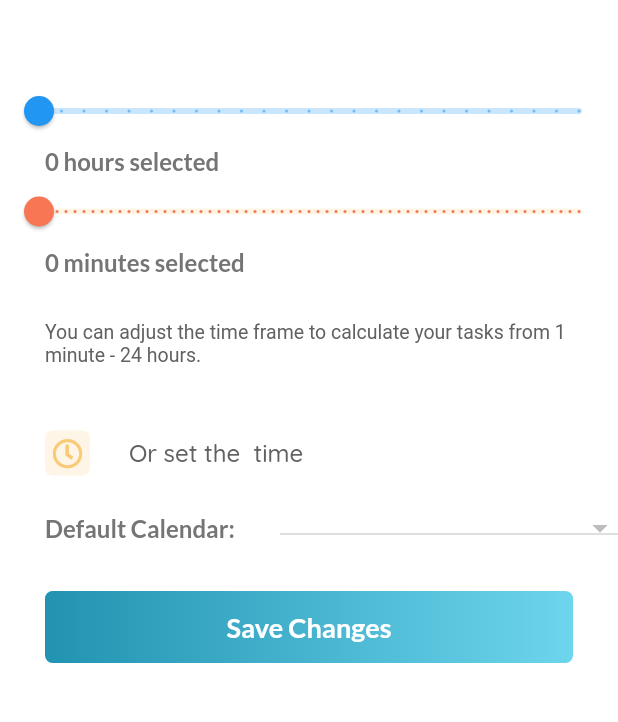
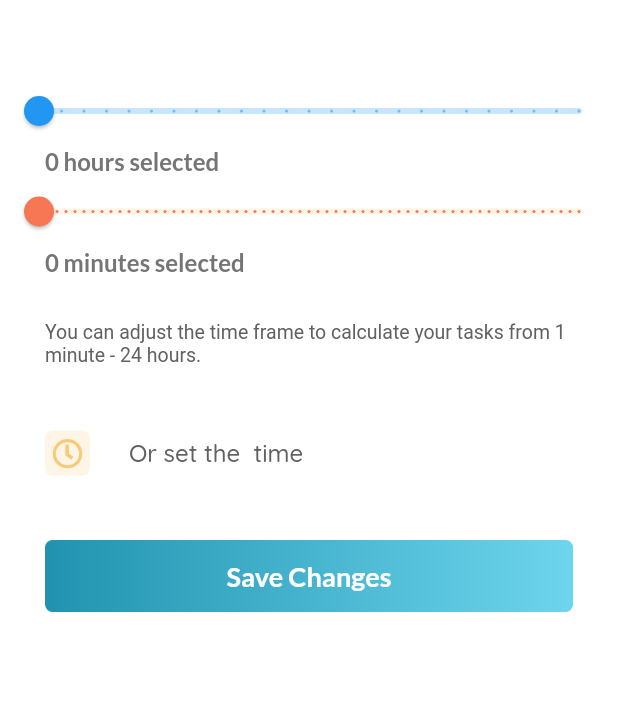
Before and after one commit to amrbadr12/time_tasker_flutter, a Flutter app: the SettingsScreen screen opened directly, on a phone screen of 412 x 824 dp, the part 141-863 px from its top. Run offline on Flutter 3.47's test engine with Material 2 defaults, Android fonts, the phone set to English and light mode, and no system bars; our stand-ins replace expandable, flushbar, font_awesome_flutter, google_fonts, introduction_screen, jiffy and 4 more; missing offline and left inert: add_2_calendar, autocomplete_textfield, device_calendar, social_share; accounts and stored records are empty.

Commit message:
-Fixed a bug where less than 1 hour time balances doesn't calculate properly. -Whatsapp sharing. -Disabled the calendar sync for now.

```diff
--- a/lib/providers/home_screen_provider.dart
+++ b/lib/providers/home_screen_provider.dart
@@ -42,8 +42,8 @@ class HomeScreenProvider with ChangeNotifier {
     _onTasksNotFound = onTasksNotFound;
     _setTasksData(TaskAction.TotalTime);
     _recentTasks = [];
-    if (_selectedTask == TaskTypes.StartEndTasks)
-      getDefaultCalendar(repeat: true);
+//    if (_selectedTask == TaskTypes.StartEndTasks)
+//      getDefaultCalendar(repeat: true);
   }
 
   TabModel get currentTabModel => _currentTabModel;
--- a/lib/settings_screen.dart
+++ b/lib/settings_screen.dart
@@ -146,51 +146,51 @@ class _SettingsScreenState extends State<SettingsScreen> {
 //              });
 //            },
 //          ),
-          SizedBox(
-            height: 10.0,
-          ),
-          _isCalendarPermissionsGranted
-              ? Row(
-                  children: [
-                    Padding(
-                      padding:
-                          EdgeInsets.symmetric(horizontal: kMainDefaultPadding),
-                      child: Text(
-                        'Default Calendar:',
-                        style: kInputAddTaskLabelTextStyle,
-                      ),
-                    ),
-                    Expanded(
-                      child: DropdownButton<String>(
-                        isExpanded: true,
-                        value: _selectedDropDownValue,
-                        onChanged: (String newValue) {
-                          setState(() {
-                            _selectedDropDownValue = newValue;
-                          });
-                        },
-                        items: _calendars
-                            .map<DropdownMenuItem<String>>((String value) {
-                          return DropdownMenuItem<String>(
-                            value: value,
-                            child: Text(
-                              value,
-                              style: kInputAddTaskLabelTextStyle.copyWith(
-                                  fontSize: 15),
-                            ),
-                          );
-                        }).toList(),
-                      ),
-                    ),
-                  ],
-                )
-              : Padding(
-                  padding:
-                      EdgeInsets.symmetric(horizontal: kMainDefaultPadding),
-                  child: Text(
-                      'Please enable the calendar permission from your phone settings.',
-                      style:
-                          TextStyle(fontSize: 13.0, color: Colors.red[700]))),
+//          SizedBox(
+//            height: 10.0,
+//          ),
+//          _isCalendarPermissionsGranted
+//              ? Row(
+//                  children: [
+//                    Padding(
+//                      padding:
+//                          EdgeInsets.symmetric(horizontal: kMainDefaultPadding),
+//                      child: Text(
+//                        'Default Calendar:',
+//                        style: kInputAddTaskLabelTextStyle,
+//                      ),
+//                    ),
+//                    Expanded(
+//                      child: DropdownButton<String>(
+//                        isExpanded: true,
+//                        value: _selectedDropDownValue,
+//                        onChanged: (String newValue) {
+//                          setState(() {
+//                            _selectedDropDownValue = newValue;
+//                          });
+//                        },
+//                        items: _calendars
+//                            .map<DropdownMenuItem<String>>((String value) {
+//                          return DropdownMenuItem<String>(
+//                            value: value,
+//                            child: Text(
+//                              value,
+//                              style: kInputAddTaskLabelTextStyle.copyWith(
+//                                  fontSize: 15),
+//                            ),
+//                          );
+//                        }).toList(),
+//                      ),
+//                    ),
+//                  ],
+//                )
+//              : Padding(
+//                  padding:
+//                      EdgeInsets.symmetric(horizontal: kMainDefaultPadding),
+//                  child: Text(
+//                      'Please enable the calendar permission from your phone settings.',
+//                      style:
+//                          TextStyle(fontSize: 13.0, color: Colors.red[700]))),
           SizedBox(
             height: kTitleDefaultPaddingVertical,
           ),
--- a/lib/utils/app_utils.dart
+++ b/lib/utils/app_utils.dart
@@ -274,7 +274,9 @@ class AppUtils {
       String formattedTime, int defaultHourFormat, int defaultMinuteFormat) {
     int hourFormat = 24;
     int minuteFormat = 0;
-    if (defaultHourFormat != null && defaultHourFormat != 0) {
+    if (defaultHourFormat != null
+        //&& defaultHourFormat != 0
+        ) {
       hourFormat = defaultHourFormat;
       minuteFormat = defaultMinuteFormat;
     }
--- a/pubspec.yaml
+++ b/pubspec.yaml
@@ -40,6 +40,7 @@ dependencies:
   device_calendar: ^3.0.0+3
   expandable: ^4.1.2
   url_launcher: ^5.4.10
+  social_share: ^2.0.5
 
 
 
```
Also changed, not shown: lib/home_screens/main_home_screen.dart (+34 -27 lines), pubspec.lock, 4 other files.
